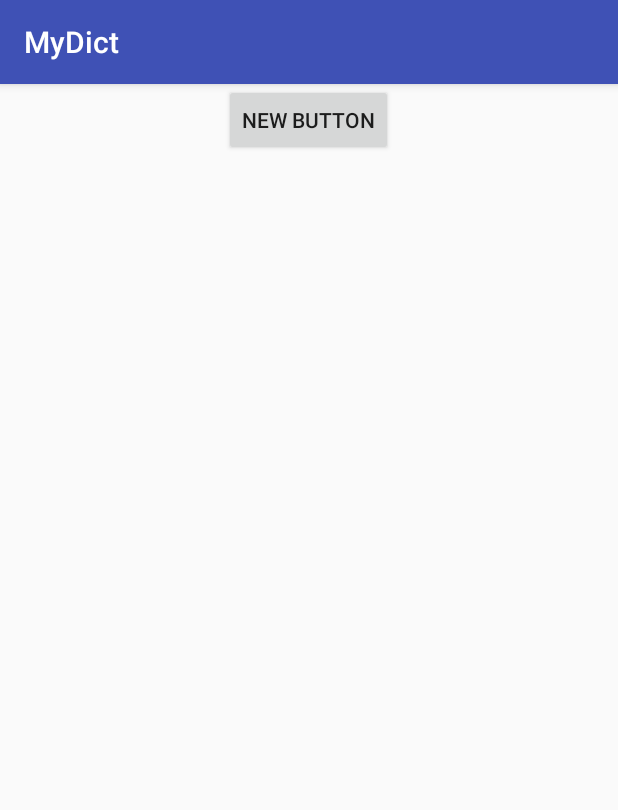
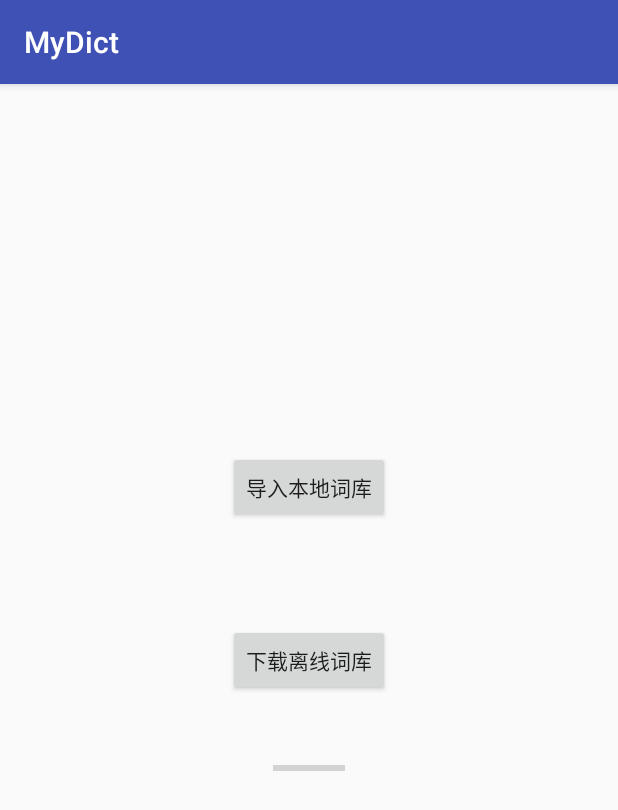
Before and after one commit to LeeeeoLiu/MyDict, an Android app: the FileActivity screen opened directly, with no data from a screen before it, on a phone screen of 412 x 824 dp. Shown: the top 810 px of the screen. Run offline under Robolectric (Android 15) with nearby library versions, the phone set to English and light mode, and no system bars.

Commit message:
add download offline vocab from www.leeeeo.com

```diff
--- a/MyDict/app/src/main/java/com/leeeeo/mydict/FileActivity.java
+++ b/MyDict/app/src/main/java/com/leeeeo/mydict/FileActivity.java
@@ -1,28 +1,54 @@
 package com.leeeeo.mydict;
 
+import android.annotation.SuppressLint;
 import android.app.Activity;
+import android.content.Context;
 import android.content.Intent;
+import android.content.pm.PackageManager;
+import android.content.pm.ResolveInfo;
 import android.database.Cursor;
 import android.net.Uri;
-import android.os.Bundle;
+import android.os.*;
 import android.provider.MediaStore;
 import android.support.v7.app.AppCompatActivity;
+import android.util.Log;
 import android.view.View;
 import android.widget.Button;
+import android.widget.ProgressBar;
+import android.widget.TextView;
 import android.widget.Toast;
 
 import java.io.*;
+import java.net.HttpURLConnection;
+import java.net.MalformedURLException;
+import java.net.URL;
+import java.net.URLConnection;
+import java.util.List;
+import java.util.StringTokenizer;
 
 
 public class FileActivity extends AppCompatActivity {
 
+
+    Handler handler = new Handler() {
+        public void handleMessage(android.os.Message msg) {
+            if (msg.what == 0x123) {
+                Toast.makeText(getApplicationContext(), "开始下载", Toast.LENGTH_SHORT).show();
+            }
+        }
+
+        ;
+    };
+
+
     @Override
     protected void onCreate(Bundle savedInstanceState) {
         super.onCreate(savedInstanceState);
-        setContentView(R.layout.test);
+        setContentView(R.layout.activity_file);
 
-        Button btn = (Button) findViewById(R.id.btn_testfile);
-        btn.setOnClickListener(new View.OnClickListener() {
+        Button btn_import = (Button) findViewById(R.id.btn_importlocal);
+        Button btn_download = (Button) findViewById(R.id.btn_downloadocal);
+        btn_import.setOnClickListener(new View.OnClickListener() {
             @Override
             public void onClick(View v) {
                 Intent intent = new Intent(Intent.ACTION_GET_CONTENT);
@@ -31,7 +57,49 @@ public class FileActivity extends AppCompatActivity {
                 startActivityForResult(intent, 1);
             }
         });
+        btn_download.setOnClickListener(new View.OnClickListener() {
+            @Override
+            public void onClick(View view) {
+
+
+                final String urlString = "http://www.leeeeo.com/MyDict/local.db";
+                String filepath = "/data/data/com.leeeeo.mydict/databases/";
+                new Thread() {
+                    @Override
+                    public void run() {
+                        try {
+                            downLoad(urlString, FileActivity.this);
+                        } catch (Exception e) {
+                            e.printStackTrace();
+                        }
+                        handler.sendEmptyMessage(0x123);
+                    }
+                }.start();
+            }
+        });
     }
+
+    private void downLoad(String path, Context context) throws Exception {
+
+        //文件被下载到 /data/data/com.leeeeo.mydict/file/
+        URL url = new URL(path);
+        InputStream is = url.openStream();
+        String end = path.substring(path.lastIndexOf("."));
+        //打开手机对应的输出流,输出到文件中
+        OutputStream os = context.openFileOutput("local" + end, Context.MODE_PRIVATE);
+        byte[] buffer = new byte[1024];
+        int len = 0;
+        //从输入六中读取数据,读到缓冲区中
+        while ((len = is.read(buffer)) > 0) {
+            os.write(buffer, 0, len);
+        }
+        //关闭输入输出流
+        is.close();
+        os.close();
+
+
+    }
+
 
     @Override
     protected void onActivityResult(int requestCode, int resultCode, Intent data) {
@@ -71,4 +139,5 @@ public class FileActivity extends AppCompatActivity {
         File file = new File(filePath);
         return file.exists();
     }
+
 }
--- /dev/null
+++ b/MyDict/app/src/main/res/layout/activity_file.xml
@@ -0,0 +1,34 @@
+<?xml version="1.0" encoding="utf-8"?>
+<RelativeLayout xmlns:android="http://schemas.android.com/apk/res/android"
+                android:orientation="vertical"
+                android:layout_width="match_parent"
+                android:layout_height="match_parent">
+
+    <Button
+            style="?android:attr/buttonStyleSmall"
+            android:layout_width="wrap_content"
+            android:layout_height="wrap_content"
+            android:text="导入本地词库"
+            android:id="@+id/btn_importlocal"
+            android:layout_above="@+id/btn_downloadocal" android:layout_centerHorizontal="true"
+            android:layout_marginBottom="67dp"/>
+    <Button
+            style="?android:attr/buttonStyleSmall"
+            android:layout_width="wrap_content"
+            android:layout_height="wrap_content"
+            android:text="下载离线词库"
+            android:id="@+id/btn_downloadocal"
+            android:layout_centerVertical="true" android:layout_centerHorizontal="true"/>
+    <ProgressBar
+            style="?android:attr/progressBarStyleHorizontal"
+            android:layout_width="wrap_content"
+            android:layout_height="wrap_content"
+            android:id="@+id/download_progress" android:layout_below="@+id/btn_downloadocal"
+            android:layout_centerHorizontal="true" android:layout_marginTop="40dp"/>
+    <TextView
+            android:layout_width="wrap_content"
+            android:layout_height="wrap_content"
+            android:textAppearance="?android:attr/textAppearanceMedium"
+            android:id="@+id/download_message" android:layout_below="@+id/download_progress"
+            android:layout_centerHorizontal="true"/>
+</RelativeLayout>
--- a/MyDict/app/src/main/res/layout/test.xml
+++ /dev/null
@@ -1,12 +0,0 @@
-<?xml version="1.0" encoding="utf-8"?>
-<LinearLayout xmlns:android="http://schemas.android.com/apk/res/android"
-              android:orientation="vertical"
-              android:layout_width="match_parent"
-              android:layout_height="match_parent">
-
-    <Button
-            android:layout_width="wrap_content"
-            android:layout_height="wrap_content"
-            android:text="New Button"
-            android:id="@+id/btn_testfile" android:layout_gravity="center_horizontal"/>
-</LinearLayout>
```
